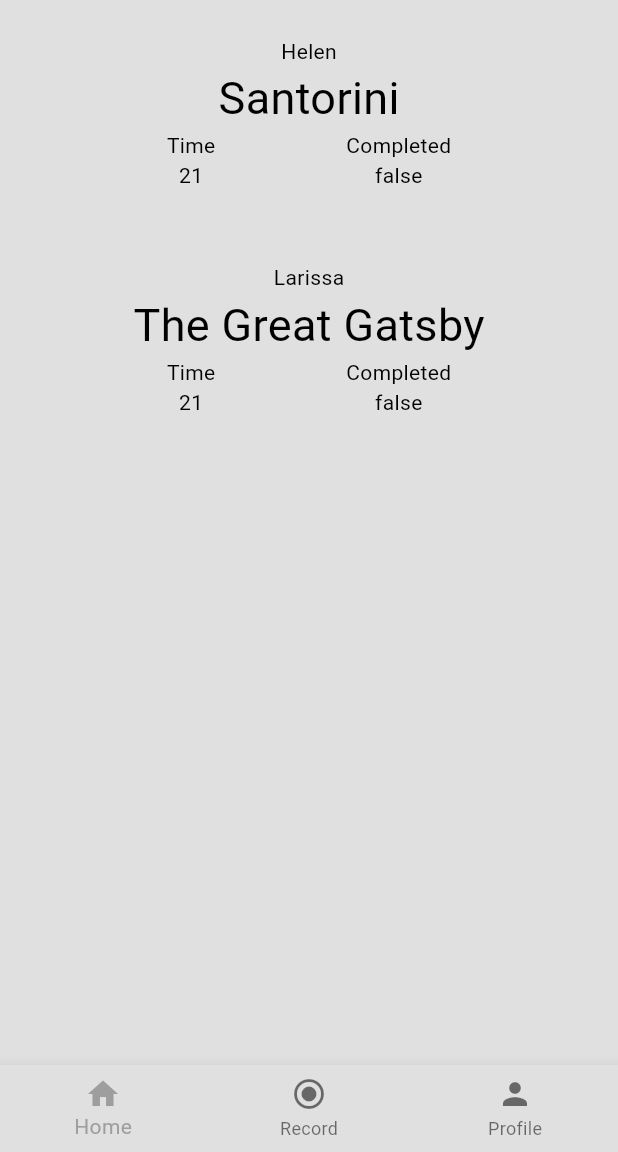
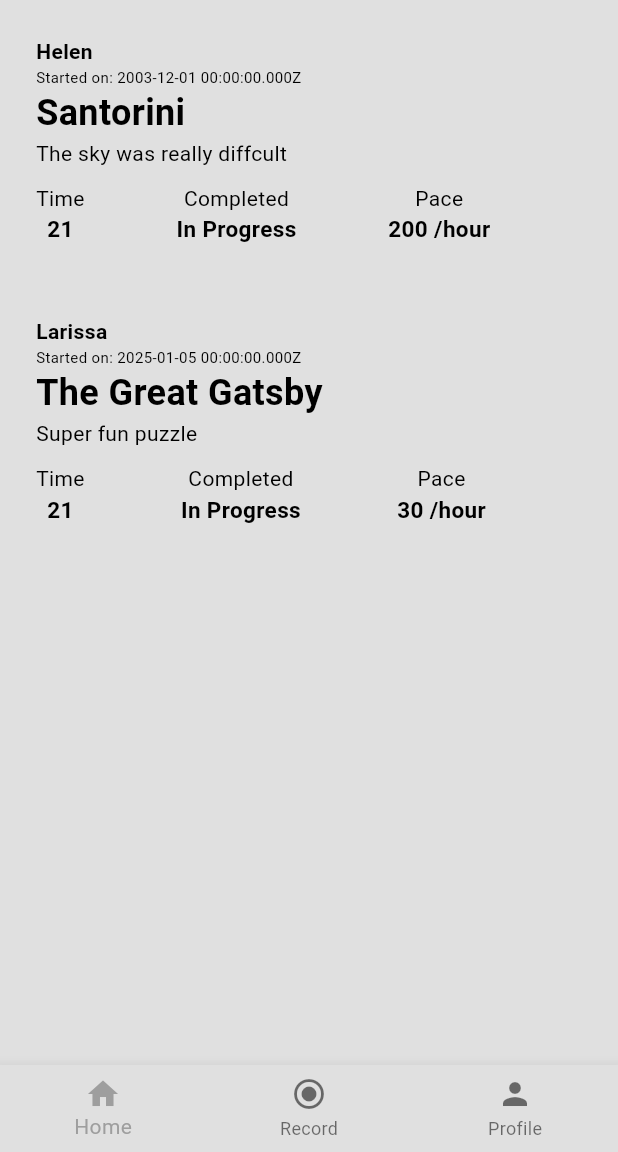
Before and after one commit to helen-yao/plog, a Flutter app: the screen it shows after launch, on a phone screen of 412 x 824 dp, the part 84-1236 px from its top. Run offline on Flutter 3.47's test engine with Material 3 defaults, Android fonts, the phone set to English and light mode, and no system bars.

Commit message:
styled a bit

```diff
--- a/lib/pages/home_page.dart
+++ b/lib/pages/home_page.dart
@@ -6,7 +6,7 @@
       'name': 'Helen',
       'time_elapsed': 21,
       'completed': false,
-      'date': '12/1/2003',
+      'start_date': DateTime.utc(2003,12,1),
       'title': 'Santorini',
       'description': 'The sky was really diffcult',
       'pace': 200
@@ -15,7 +15,7 @@
       'name': 'Larissa',
       'time_elapsed': 21,
       'completed': false,
-      'date': '1/5/2025',
+      'start_date': DateTime.utc(2025,1,5),
       'title': 'The Great Gatsby',
       'description': 'Super fun puzzle',
       'pace': 30
@@ -32,37 +32,68 @@
         shrinkWrap: true,
         itemCount: 2,
         itemBuilder: (context, position) {
+          var progress = "";
+          if (_userData[position]['completed']) {
+            progress = "Completed";
+          } else {
+            progress = "In Progress";
+          }
           return Card(
             elevation: 0,
             shape: RoundedRectangleBorder(
               borderRadius: BorderRadius.circular(0),
             ),
+            color: Theme.of(context).colorScheme.surface,
             child: Padding(
                 padding: const EdgeInsets.all(20.0),
-                // child: Text(
-                //   _userData[position]['name'].toString(),
-                //   style: TextStyle(fontSize: 22.0),
-                // ),
                 child: Column(
+                  crossAxisAlignment: CrossAxisAlignment.start,
                   children: [
-                    Text(_userData[position]['name'].toString()),
+                    Text(_userData[position]['name'].toString(),
+                        style: TextStyle(fontWeight: FontWeight.w700)),
+                    Text("Started on: ${_userData[position]['start_date']}",
+                        style: TextStyle(fontSize:10)),
                     Text("${_userData[position]['title']}",
-                        style: TextStyle(fontSize: 30)),
+                        style: TextStyle(
+                            fontSize: 24, fontWeight: FontWeight.w700)),
+                    Text(_userData[position]['description'].toString()),
+                    SizedBox(height: 10),
                     Row(
-                      mainAxisAlignment: MainAxisAlignment.spaceEvenly,
+                        crossAxisAlignment: CrossAxisAlignment.start,
                         children: [
                           Column(
                             children: [
                               Text("Time"),
-                          Text(_userData[position]['time_elapsed'].toString())
+                              Text(
+                                _userData[position]['time_elapsed'].toString(),
+                                style: TextStyle(
+                                    fontWeight: FontWeight.w700, fontSize: 15),
+                              )
                             ],
                           ),
+                          Spacer(),
                           Column(
                             children: [
                               Text("Completed"),
-                          Text(_userData[position]['completed'].toString())
+                              Text(
+                                progress,
+                                style: TextStyle(
+                                    fontWeight: FontWeight.w700, fontSize: 15),
+                              )
                             ],
                           ),
+                          Spacer(),
+                          Column(
+                            children: [
+                              Text("Pace"),
+                              Text(
+                                '${_userData[position]['pace'].toString()} /hour',
+                                style: TextStyle(
+                                    fontWeight: FontWeight.w700, fontSize: 15),
+                              )
+                            ],
+                          ),
+                          Spacer(),
                         ]),
                   ],
                 )),
```
Lines whose indentation alone changed are shown as unchanged.
